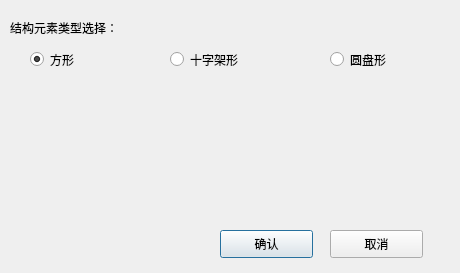
lvxvh/SE342_CV_Project, file dtdialog.ui: the form before one commit.
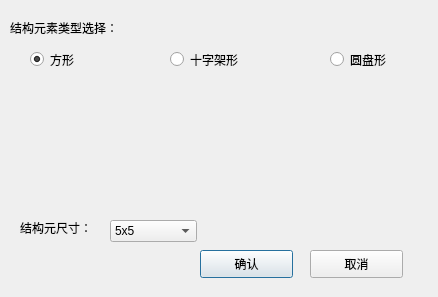
The form after the commit.

Patch:
```diff
--- a/dtdialog.ui
+++ b/dtdialog.ui
@@ -6,8 +6,8 @@
    <rect>
     <x>0</x>
     <y>0</y>
-    <width>460</width>
-    <height>273</height>
+    <width>438</width>
+    <height>297</height>
    </rect>
   </property>
   <property name="windowTitle">
@@ -29,8 +29,8 @@
   <widget class="QPushButton" name="confirmButton">
    <property name="geometry">
     <rect>
-     <x>220</x>
-     <y>230</y>
+     <x>200</x>
+     <y>250</y>
      <width>93</width>
      <height>28</height>
     </rect>
@@ -42,8 +42,8 @@
   <widget class="QPushButton" name="cancelButton">
    <property name="geometry">
     <rect>
-     <x>330</x>
-     <y>230</y>
+     <x>310</x>
+     <y>250</y>
      <width>93</width>
      <height>28</height>
     </rect>
@@ -90,6 +90,44 @@
     <string/>
    </property>
   </widget>
+  <widget class="QLabel" name="label_2">
+   <property name="geometry">
+    <rect>
+     <x>20</x>
+     <y>220</y>
+     <width>91</width>
+     <height>16</height>
+    </rect>
+   </property>
+   <property name="text">
+    <string>结构元尺寸：</string>
+   </property>
+  </widget>
+  <widget class="QComboBox" name="comboBox">
+   <property name="geometry">
+    <rect>
+     <x>110</x>
+     <y>220</y>
+     <width>87</width>
+     <height>22</height>
+    </rect>
+   </property>
+   <item>
+    <property name="text">
+     <string>5x5</string>
+    </property>
+   </item>
+   <item>
+    <property name="text">
+     <string>7x7</string>
+    </property>
+   </item>
+   <item>
+    <property name="text">
+     <string>9x9</string>
+    </property>
+   </item>
+  </widget>
   <widget class="QRadioButton" name="diskButton">
    <property name="geometry">
     <rect>
```
